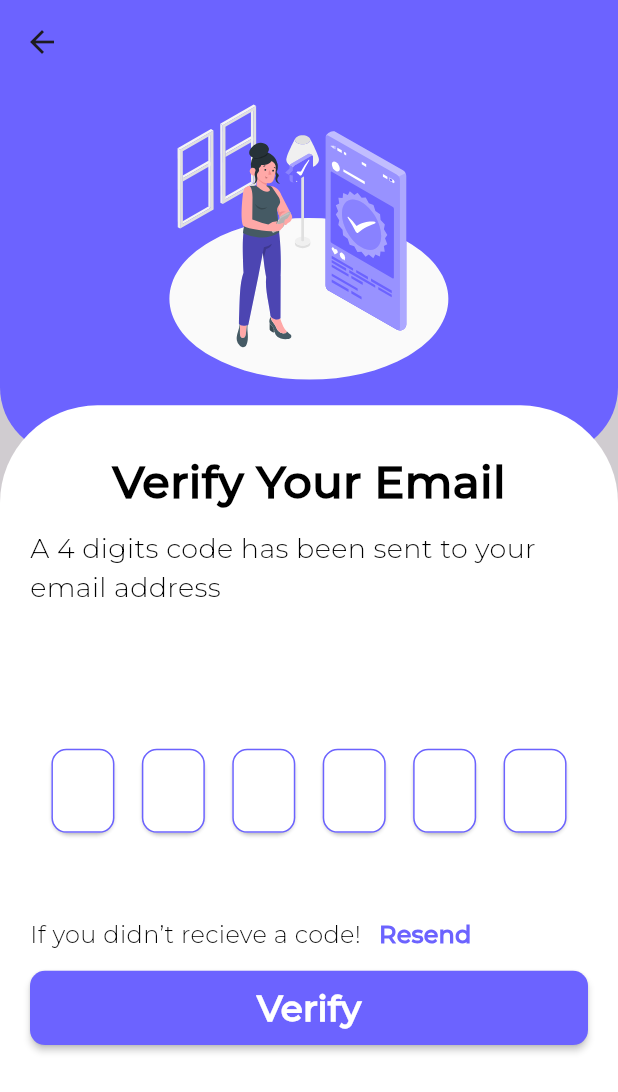
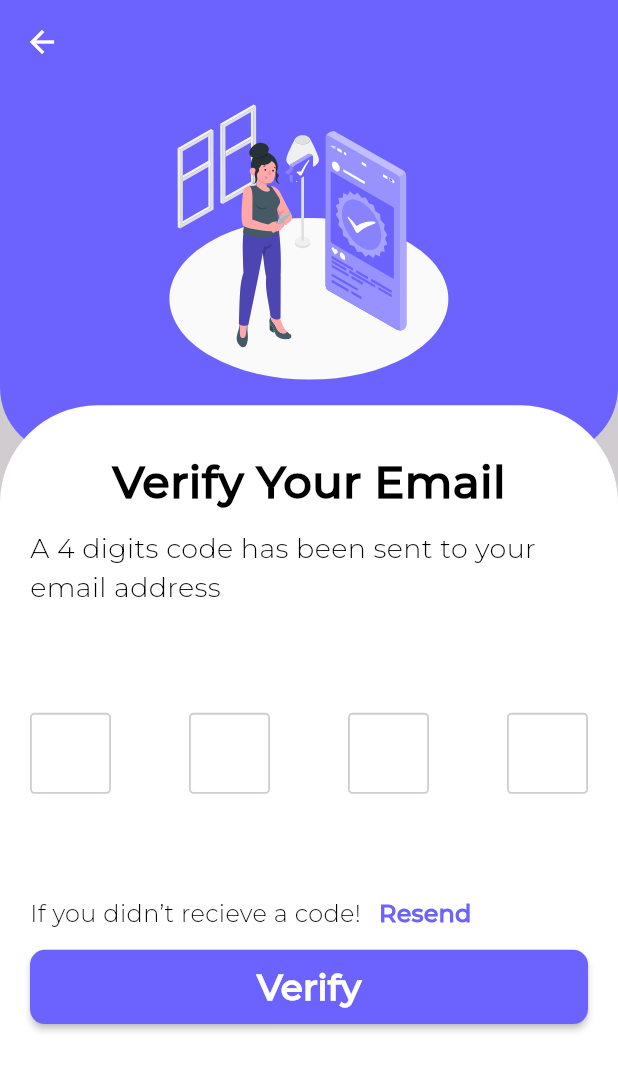
Before and after one commit to abdelstarMo66/art_space_artist, a Flutter app: the ForgetPassword screen opened by its route, after a tap on "Send", on a phone screen of 412 x 824 dp. Shown: the top 1092 px of the screen. Run offline on Flutter 3.47's test engine with Material 3 defaults, Android fonts, the light colour scheme and no system bars; drawn by our look-alikes of pin_code_fields; our stand-ins replace bloc, connectivity_plus, dio, flutter_bloc, flutter_local_notifications, flutter_svg and 3 more; accounts and stored records are empty; project files that could hold a hidden picture were left out.

Commit message:
- Refactor auth Screen & implement auth cubit

```diff
--- a/lib/core/constants/themes_manager.dart
+++ b/lib/core/constants/themes_manager.dart
@@ -5,10 +5,21 @@ class ThemesManager {
   static final lightTheme = ThemeData(
     brightness: Brightness.light,
     primaryColor: ColorManager.primaryColor,
+    appBarTheme: appBarTheme
   );
 
   static final darkTheme = ThemeData(
     brightness: Brightness.dark,
     primaryColor: ColorManager.primaryColor,
+    appBarTheme: appBarTheme
+  );
+
+  static const appBarTheme = AppBarTheme(
+    backgroundColor: ColorManager.originalWhite,
+    elevation: 0.0,
+    titleSpacing: 20.0,
+    iconTheme: IconThemeData(
+      color: ColorManager.originalWhite,
+    )
   );
 }
--- a/lib/core/router/app_router.dart
+++ b/lib/core/router/app_router.dart
@@ -4,6 +4,7 @@ import 'package:art_space_artist/features/auth/presentation/views/forget_passwor
 import 'package:art_space_artist/features/auth/presentation/views/login_screen.dart';
 import 'package:art_space_artist/features/auth/presentation/views/register_screen.dart';
 import 'package:art_space_artist/features/auth/presentation/views/verify_email_screen.dart';
+import 'package:art_space_artist/features/home/presentation/views/home_screen.dart';
 import 'package:art_space_artist/features/onboarding/presentation/views/onboarding_screen.dart';
 import 'package:flutter/material.dart';
 import 'app_router_names.dart';
@@ -23,6 +24,8 @@ class AppRouter {
         return SlideRight(page: const VerifyEmailScreen());
       case AppRouterNames.createNewPassword:
         return SlideRight(page: const CreateNewPassword());
+      case AppRouterNames.home:
+        return SlideRight(page: const HomeScreen());
       default:
         return unDefinedRoute();
     }
--- a/lib/features/auth/presentation/view_model/auth_cubit/auth_state.dart
+++ b/lib/features/auth/presentation/view_model/auth_cubit/auth_state.dart
@@ -1,3 +1,5 @@
 abstract class AuthState {}
 
 class AuthInitial extends AuthState {}
+
+class ChangeVisibilityPasswordState extends AuthState {}
--- a/lib/features/auth/presentation/views/forget_password.dart
+++ b/lib/features/auth/presentation/views/forget_password.dart
@@ -3,16 +3,13 @@ import 'package:art_space_artist/core/components/default_text_field.dart';
 import 'package:art_space_artist/core/constants/assets_manager.dart';
 import 'package:art_space_artist/core/constants/color_manager.dart';
 import 'package:art_space_artist/core/constants/text_style.dart';
-import 'package:art_space_artist/core/router/app_router.dart';
 import 'package:art_space_artist/core/router/app_router_names.dart';
 import 'package:art_space_artist/features/auth/presentation/views/widgets/custom_stack_widget.dart';
 import 'package:flutter/material.dart';
-import 'package:flutter_svg/svg.dart';
-
 import '../../../../generated/l10n.dart';
 
 class ForgetPassword extends StatelessWidget {
-  const ForgetPassword({Key? key}) : super(key: key);
+  const ForgetPassword({super.key});
 
   @override
   Widget build(BuildContext context) {
@@ -24,7 +21,8 @@ class ForgetPassword extends StatelessWidget {
       backgroundColor: ColorManager.thirdColor,
       body: CustomStackWidget(
         image: AssetsManager.imgForgetPassword,
-        widget: Column(
+        widget: SingleChildScrollView(
+          child: Column(
           children: [
             Text(S.of(context).forgetPassword,
               style: TextStyles.textStyle30.copyWith(fontWeight: FontWeight.bold),),
@@ -38,7 +36,9 @@ class ForgetPassword extends StatelessWidget {
             DefaultTextField(
                 controller: emailController,
                 hintText: S.of(context).email,
-              validator: (value) {},
+                validator: (value) {
+                  return null;
+                },
                 keyboardType: TextInputType.emailAddress,
                 obscureText: false,
                 maxLines: 1),
@@ -48,6 +48,7 @@ class ForgetPassword extends StatelessWidget {
               Navigator.pushNamed(context, AppRouterNames.verifyEmail);
                 }),
           ],
+                ),
         ),),
     );
   }
--- a/lib/features/auth/presentation/views/verify_email_screen.dart
+++ b/lib/features/auth/presentation/views/verify_email_screen.dart
@@ -1,10 +1,9 @@
 import 'package:art_space_artist/core/constants/assets_manager.dart';
 import 'package:art_space_artist/core/constants/color_manager.dart';
-import 'package:art_space_artist/features/auth/presentation/views/widgets/custom_otp_widgets.dart';
 import 'package:art_space_artist/features/auth/presentation/views/widgets/custom_stack_widget.dart';
 import 'package:art_space_artist/generated/l10n.dart';
 import 'package:flutter/material.dart';
-import 'package:flutter/services.dart';
+import 'package:pin_code_fields/pin_code_fields.dart';
 import '../../../../core/components/default_button.dart';
 import '../../../../core/constants/text_style.dart';
 import '../../../../core/router/app_router_names.dart';
@@ -39,17 +38,37 @@ class VerifyEmailScreen extends StatelessWidget {
               const SizedBox(
                 height: 30.0,
               ),
-              const SizedBox(height: 60.0),
-              const Row(
-                mainAxisAlignment: MainAxisAlignment.spaceEvenly,
-                children: [
-                  CustomOTPWidget(),
-                  CustomOTPWidget(),
-                  CustomOTPWidget(),
-                  CustomOTPWidget(),
-                  CustomOTPWidget(),
-                  CustomOTPWidget(),
-                ],
+              const SizedBox(height: 40.0),
+              PinCodeTextField(
+                appContext: context,
+                animationCurve: Curves.easeInOut,
+                cursorColor: ColorManager.originalBlack,
+                keyboardType: TextInputType.number,
+                length: 4,
+                obscureText: false,
+                animationType: AnimationType.scale,
+                textStyle: TextStyles.textStyle16,
+                pinTheme: PinTheme(
+                  shape: PinCodeFieldShape.box,
+                  borderRadius: BorderRadius.circular(3),
+                  fieldHeight: 54,
+                  fieldWidth: 54,
+                  borderWidth: 1.2,
+                  activeFillColor: ColorManager
+                      .originalWhite, // اللون الي جوا لما يبقا متحدد
+                  inactiveFillColor: ColorManager
+                      .originalWhite, // اللون الي جوا لما يبقا مش متحدد
+                  activeColor: ColorManager.primaryColor, // لون البوردرالمتحدده
+                  inactiveColor:
+                      ColorManager.thirdColor, // لون البوردر الي مش متحدده
+                  selectedFillColor:
+                      ColorManager.originalWhite, // اللون الي انا واقف عليه
+                  selectedColor: ColorManager.primaryColor,
+                ),
+                animationDuration: const Duration(milliseconds: 300),
+                enableActiveFill: true,
+                onCompleted: (code) {},
+                onChanged: (value) {},
               ),
               const SizedBox(
                 height: 40.0,
--- a/lib/l10n/intl_ar.arb
+++ b/lib/l10n/intl_ar.arb
@@ -28,5 +28,7 @@
   "createNewPassword" : "انشاء كلمة مرور جديدة",
   "createNewPasswordText" : "يجب ان تكون كلمة المرور الجديده مختلفة عن السابقة",
   "enterNewPassword" : "ادخل كلمة المرور الجديدة",
-  "confirmNewPassword": "تأكيد كلمة المرور الجديدة"
+  "confirmNewPassword": "تأكيد كلمة المرور الجديدة",
+  "resend": "اعادة ارسال",
+  "resendText": "لم يتم استلام الكود !"
 }
--- a/lib/l10n/intl_en.arb
+++ b/lib/l10n/intl_en.arb
@@ -28,5 +28,7 @@
   "createNewPassword" : "Create New Password",
   "createNewPasswordText" : "You New Password must different from previously password",
   "enterNewPassword" : "Enter new password",
-  "confirmNewPassword": "Confirm new password"
+  "confirmNewPassword": "Confirm new password",
+  "resend": "Resend",
+  "resendText": "if you didn't receive a code!"
 }
--- a/pubspec.yaml
+++ b/pubspec.yaml
@@ -27,6 +27,7 @@ dependencies:
   smooth_page_indicator: ^1.1.0
   flutter_localizations:
     sdk: flutter
+  pin_code_fields: ^8.0.1
 
 
 dev_dependencies:
```
Also changed, not shown: lib/features/auth/presentation/view_model/auth_cubit/auth_cubit.dart (+11 -2 lines), lib/features/auth/presentation/views/create_new_password.dart (+9 -3 lines), lib/features/auth/presentation/views/login_screen.dart (+34 -9 lines), lib/features/auth/presentation/views/register_screen.dart (+29 -13 lines), lib/features/home/presentation/views/home_screen.dart (+23 -0 lines), lib/generated/intl/messages_ar.dart, lib/generated/intl/messages_en.dart, lib/generated/l10n.dart, pubspec.lock. Lines whose indentation alone changed are shown as unchanged.
